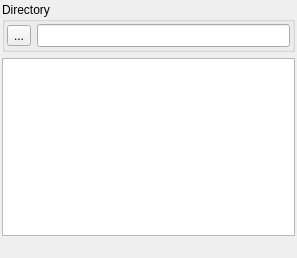
Above: plugins/Monitor/Monitor.ui from NeutrinoToolkit/Neutrino before the change. Below: the same form after it.
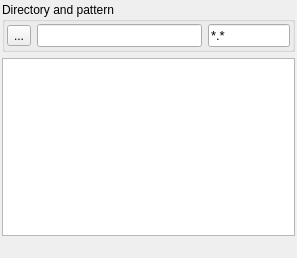
That is the form after the change. Icons and pictures are not drawn.

Commit message: Monitor: added pattern filtering

```diff
--- a/plugins/Monitor/Monitor.ui
+++ b/plugins/Monitor/Monitor.ui
@@ -30,9 +30,9 @@
     <item row="0" column="0">
      <widget class="QGroupBox" name="groupBox">
       <property name="title">
-       <string>Directory</string>
+       <string>Directory and pattern</string>
       </property>
-      <layout class="QGridLayout" name="gridLayout">
+      <layout class="QGridLayout" name="gridLayout" columnstretch="0,2,1">
        <property name="leftMargin">
         <number>2</number>
        </property>
@@ -45,6 +45,18 @@
        <property name="bottomMargin">
         <number>2</number>
        </property>
+       <item row="0" column="1">
+        <widget class="QLineEdit" name="lineEdit">
+         <property name="font">
+          <font>
+           <pointsize>10</pointsize>
+          </font>
+         </property>
+         <property name="neutrinoSave" stdset="0">
+          <bool>true</bool>
+         </property>
+        </widget>
+       </item>
        <item row="0" column="0">
         <widget class="QToolButton" name="changeDir">
          <property name="toolTip">
@@ -65,13 +77,16 @@
          </property>
         </widget>
        </item>
-       <item row="0" column="1">
-        <widget class="QLineEdit" name="lineEdit">
+       <item row="0" column="2">
+        <widget class="QLineEdit" name="pattern">
          <property name="font">
           <font>
            <pointsize>10</pointsize>
           </font>
          </property>
+         <property name="text">
+          <string>*.*</string>
+         </property>
          <property name="neutrinoSave" stdset="0">
           <bool>true</bool>
          </property>
```
Left out of the diff: 8 changed lines with no effect on the pictures. The commit also changes 5 other files.
